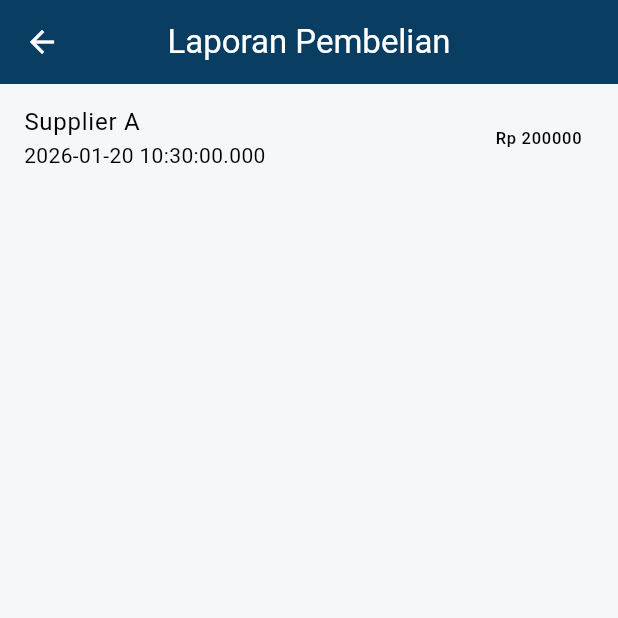
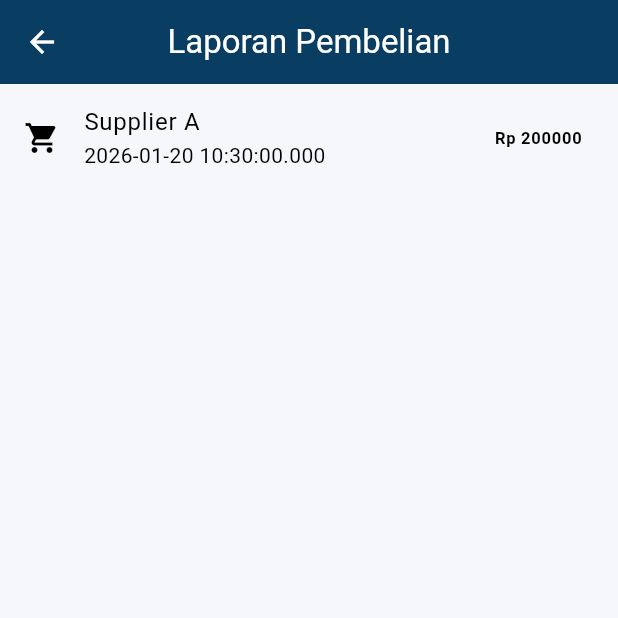
Before and after one commit to aprilianurfa/USAHAKU, a Flutter app: the LaporanPembelianPage screen opened directly, on a phone screen of 412 x 824 dp, the top half of it. Run offline on Flutter 3.47's test engine with Material 3 defaults, Android fonts, the light colour scheme and no system bars; our stand-ins replace dio, fl_chart, flutter_secure_storage, image_picker; missing offline and left inert: blue_thermal_printer; accounts and stored records are empty; statements that could not run were skipped.

Commit message:
Update purchase_report.dart

```diff
--- a/lib/pages/report/purchase_report.dart
+++ b/lib/pages/report/purchase_report.dart
@@ -6,16 +6,31 @@ class LaporanPembelianPage extends StatelessWidget {
 
   @override
   Widget build(BuildContext context) {
+    final pembelian = DummyData.pembelian;
+
     return Scaffold(
-      appBar: AppBar(title: const Text('Laporan Pembelian')),
-      body: ListView(
-        children: DummyData.pembelian.map(
-          (p) => ListTile(
-            title: Text(p['supplier']),
-            subtitle: Text(p['tanggal'].toString()),
-            trailing: Text('Rp ${p['total']}'),
-          ),
-        ).toList(),
+      appBar: AppBar(
+        title: const Text('Laporan Pembelian'),
+      ),
+      body: ListView.builder(
+        itemCount: pembelian.length,
+        itemBuilder: (context, index) {
+          final p = pembelian[index];
+
+          return ListTile(
+            leading: const Icon(Icons.shopping_cart),
+            title: Text(p['supplier'] ?? '-'),
+            subtitle: Text(
+              p['tanggal']?.toString() ?? '-',
+            ),
+            trailing: Text(
+              'Rp ${p['total']}',
+              style: const TextStyle(
+                fontWeight: FontWeight.bold,
+              ),
+            ),
+          );
+        },
       ),
     );
   }
```
